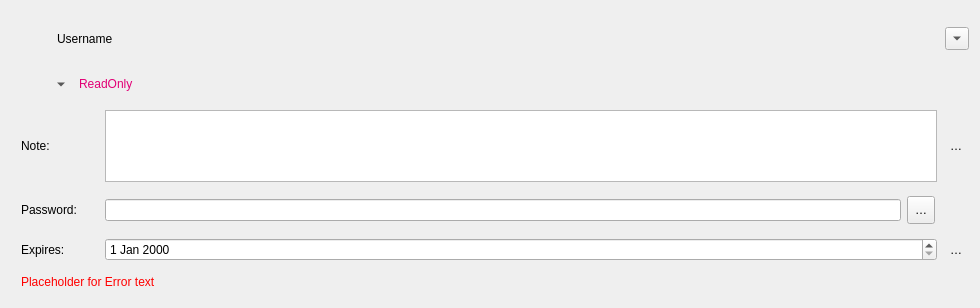
Old version of the form src/gui/shareuserline.ui in the repository nextmcloud/desktop.
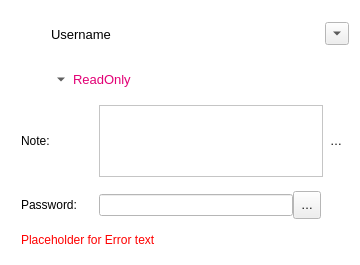
New version of the form. Icons and pictures are not drawn. Custom widgets are drawn as their Qt base class.

The edit to the form file:
```diff
--- a/src/gui/shareuserline.ui
+++ b/src/gui/shareuserline.ui
@@ -6,12 +6,12 @@
    <rect>
     <x>0</x>
     <y>0</y>
-    <width>980</width>
-    <height>308</height>
+    <width>360</width>
+    <height>265</height>
    </rect>
   </property>
   <property name="sizePolicy">
-   <sizepolicy hsizetype="Expanding" vsizetype="Fixed">
+   <sizepolicy hsizetype="Preferred" vsizetype="Preferred">
     <horstretch>1</horstretch>
     <verstretch>0</verstretch>
    </sizepolicy>
@@ -22,10 +22,83 @@
     <height>0</height>
    </size>
   </property>
+  <property name="palette">
+   <palette>
+    <active>
+     <colorrole role="Base">
+      <brush brushstyle="SolidPattern">
+       <color alpha="255">
+        <red>255</red>
+        <green>255</green>
+        <blue>255</blue>
+       </color>
+      </brush>
+     </colorrole>
+     <colorrole role="Window">
+      <brush brushstyle="SolidPattern">
+       <color alpha="255">
+        <red>255</red>
+        <green>255</green>
+        <blue>255</blue>
+       </color>
+      </brush>
+     </colorrole>
+    </active>
+    <inactive>
+     <colorrole role="Base">
+      <brush brushstyle="SolidPattern">
+       <color alpha="255">
+        <red>255</red>
+        <green>255</green>
+        <blue>255</blue>
+       </color>
+      </brush>
+     </colorrole>
+     <colorrole role="Window">
+      <brush brushstyle="SolidPattern">
+       <color alpha="255">
+        <red>255</red>
+        <green>255</green>
+        <blue>255</blue>
+       </color>
+      </brush>
+     </colorrole>
+    </inactive>
+    <disabled>
+     <colorrole role="Base">
+      <brush brushstyle="SolidPattern">
+       <color alpha="255">
+        <red>255</red>
+        <green>255</green>
+        <blue>255</blue>
+       </color>
+      </brush>
+     </colorrole>
+     <colorrole role="Window">
+      <brush brushstyle="SolidPattern">
+       <color alpha="255">
+        <red>255</red>
+        <green>255</green>
+        <blue>255</blue>
+       </color>
+      </brush>
+     </colorrole>
+    </disabled>
+   </palette>
+  </property>
   <property name="autoFillBackground">
    <bool>false</bool>
   </property>
   <layout class="QVBoxLayout" name="verticalLayout">
+   <property name="spacing">
+    <number>0</number>
+   </property>
+   <property name="topMargin">
+    <number>0</number>
+   </property>
+   <property name="bottomMargin">
+    <number>0</number>
+   </property>
    <item>
     <layout class="QHBoxLayout" name="horizontalLayout_2">
      <property name="rightMargin">
@@ -45,6 +118,70 @@
          <height>40</height>
         </size>
        </property>
+       <property name="palette">
+        <palette>
+         <active>
+          <colorrole role="Base">
+           <brush brushstyle="SolidPattern">
+            <color alpha="255">
+             <red>255</red>
+             <green>255</green>
+             <blue>255</blue>
+            </color>
+           </brush>
+          </colorrole>
+          <colorrole role="Window">
+           <brush brushstyle="SolidPattern">
+            <color alpha="255">
+             <red>255</red>
+             <green>255</green>
+             <blue>255</blue>
+            </color>
+           </brush>
+          </colorrole>
+         </active>
+         <inactive>
+          <colorrole role="Base">
+           <brush brushstyle="SolidPattern">
+            <color alpha="255">
+             <red>255</red>
+             <green>255</green>
+             <blue>255</blue>
+            </color>
+           </brush>
+          </colorrole>
+          <colorrole role="Window">
+           <brush brushstyle="SolidPattern">
+            <color alpha="255">
+             <red>255</red>
+             <green>255</green>
+             <blue>255</blue>
+            </color>
+           </brush>
+          </colorrole>
+         </inactive>
+         <disabled>
+          <colorrole role="Base">
+           <brush brushstyle="SolidPattern">
+            <color alpha="255">
+             <red>255</red>
+             <green>255</green>
+             <blue>255</blue>
+            </color>
+           </brush>
+          </colorrole>
+          <colorrole role="Window">
+           <brush brushstyle="SolidPattern">
+            <color alpha="255">
+             <red>255</red>
+             <green>255</green>
+             <blue>255</blue>
+            </color>
+           </brush>
+          </colorrole>
+         </disabled>
+        </palette>
+       </property>
        <property name="alignment">
         <set>Qt::AlignCenter</set>
        </property>
@@ -53,11 +190,17 @@
      <item>
       <widget class="OCC::ElidedLabel" name="sharedWith">
        <property name="sizePolicy">
-        <sizepolicy hsizetype="Expanding" vsizetype="Maximum">
+        <sizepolicy hsizetype="Preferred" vsizetype="Preferred">
          <horstretch>0</horstretch>
          <verstretch>0</verstretch>
         </sizepolicy>
        </property>
+       <property name="font">
+        <font>
+         <family>Segoe UI</family>
+         <pointsize>10</pointsize>
+        </font>
+       </property>
        <property name="text">
         <string>Username</string>
        </property>
@@ -66,6 +209,19 @@
        </property>
       </widget>
      </item>
+     <item>
+      <spacer name="horizontalSpacer_3">
+       <property name="orientation">
+        <enum>Qt::Horizontal</enum>
+       </property>
+       <property name="sizeHint" stdset="0">
+        <size>
+         <width>40</width>
+         <height>25</height>
+        </size>
+       </property>
+      </spacer>
+     </item>
      <item>
       <widget class="QProgressIndicator" name="progressIndicator" native="true"/>
      </item>
@@ -90,40 +246,19 @@
        <property name="enabled">
         <bool>true</bool>
        </property>
-       <property name="font">
-        <font>
-         <pointsize>1</pointsize>
-        </font>
-       </property>
-       <property name="cursor">
-        <cursorShape>ArrowCursor</cursorShape>
-       </property>
-       <property name="focusPolicy">
-        <enum>Qt::NoFocus</enum>
-       </property>
-       <property name="contextMenuPolicy">
-        <enum>Qt::DefaultContextMenu</enum>
-       </property>
-       <property name="acceptDrops">
-        <bool>false</bool>
-       </property>
-       <property name="layoutDirection">
-        <enum>Qt::LeftToRight</enum>
+       <property name="sizePolicy">
+        <sizepolicy hsizetype="Fixed" vsizetype="Fixed">
+         <horstretch>0</horstretch>
+         <verstretch>0</verstretch>
+        </sizepolicy>
        </property>
        <property name="icon">
-        <iconset>
-         <normalon>:/client/theme/more.svg</normalon>
-        </iconset>
-       </property>
-       <property name="checkable">
-        <bool>false</bool>
+        <iconset resource="../../theme.qrc">
+         <normaloff>:/client/theme/black/caret-down.svg</normaloff>:/client/theme/black/caret-down.svg</iconset>
        </property>
        <property name="popupMode">
         <enum>QToolButton::InstantPopup</enum>
        </property>
-       <property name="toolButtonStyle">
-        <enum>Qt::ToolButtonIconOnly</enum>
-       </property>
        <property name="autoRaise">
         <bool>false</bool>
        </property>
@@ -335,6 +470,12 @@
          </disabled>
         </palette>
        </property>
+       <property name="font">
+        <font>
+         <family>Segoe UI</family>
+         <pointsize>10</pointsize>
+        </font>
+       </property>
        <property name="styleSheet">
         <string notr="true">color:rgb(226, 0, 117)</string>
        </property>
@@ -482,53 +623,6 @@
      </item>
     </layout>
    </item>
-   <item>
-    <layout class="QHBoxLayout" name="horizontalLayout_4">
-     <property name="leftMargin">
-      <number>10</number>
-     </property>
-     <item>
-      <widget class="QLabel" name="expirationLabel">
-       <property name="minimumSize">
-        <size>
-         <width>78</width>
-         <height>0</height>
-        </size>
-       </property>
-       <property name="text">
-        <string>Expires:</string>
-       </property>
-       <property name="alignment">
-        <set>Qt::AlignLeading|Qt::AlignLeft|Qt::AlignVCenter</set>
-       </property>
-      </widget>
-     </item>
-     <item>
-      <widget class="QDateEdit" name="calendar">
-       <property name="sizePolicy">
-        <sizepolicy hsizetype="Minimum" vsizetype="Fixed">
-         <horstretch>1</horstretch>
-         <verstretch>0</verstretch>
-        </sizepolicy>
-       </property>
-      </widget>
-     </item>
-     <item>
-      <widget class="QToolButton" name="confirmExpirationDate">
-       <property name="text">
-        <string notr="true">…</string>
-       </property>
-       <property name="icon">
-        <iconset resource="../../theme.qrc">
-         <normaloff>:/client/theme/confirm.svg</normaloff>:/client/theme/confirm.svg</iconset>
-       </property>
-       <property name="autoRaise">
-        <bool>true</bool>
-       </property>
-      </widget>
-     </item>
-    </layout>
-   </item>
    <item>
     <layout class="QHBoxLayout" name="horizontalLayout_5">
      <property name="leftMargin">
```
Left out of the diff: 3 changed lines with no effect on the pictures.
